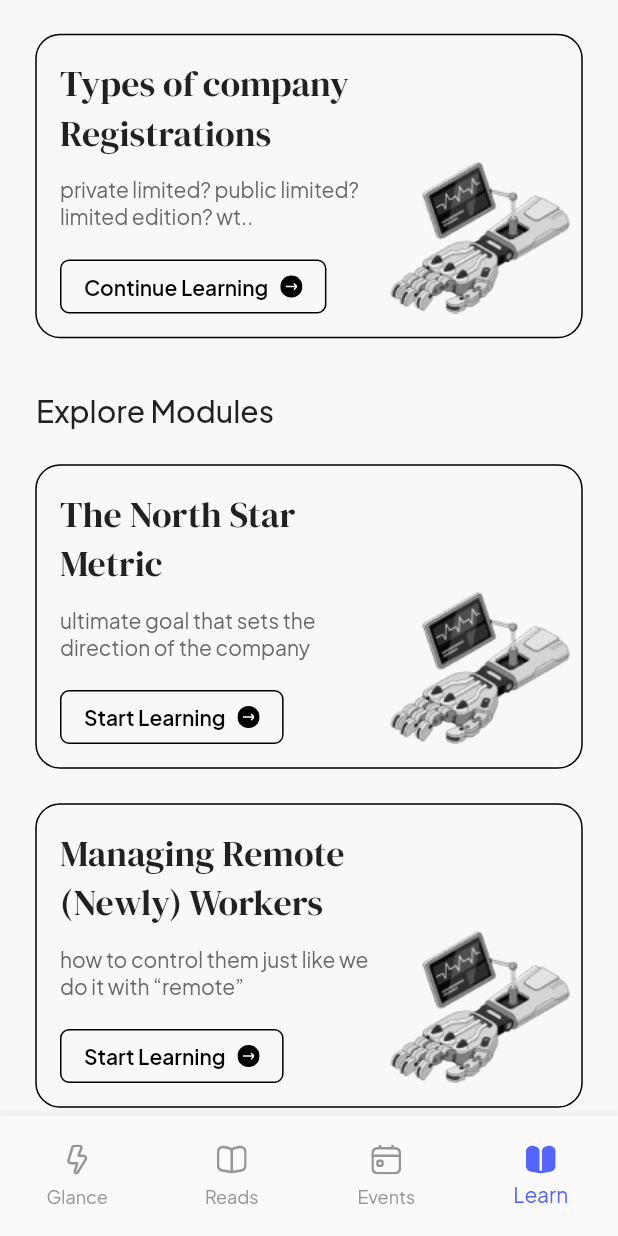
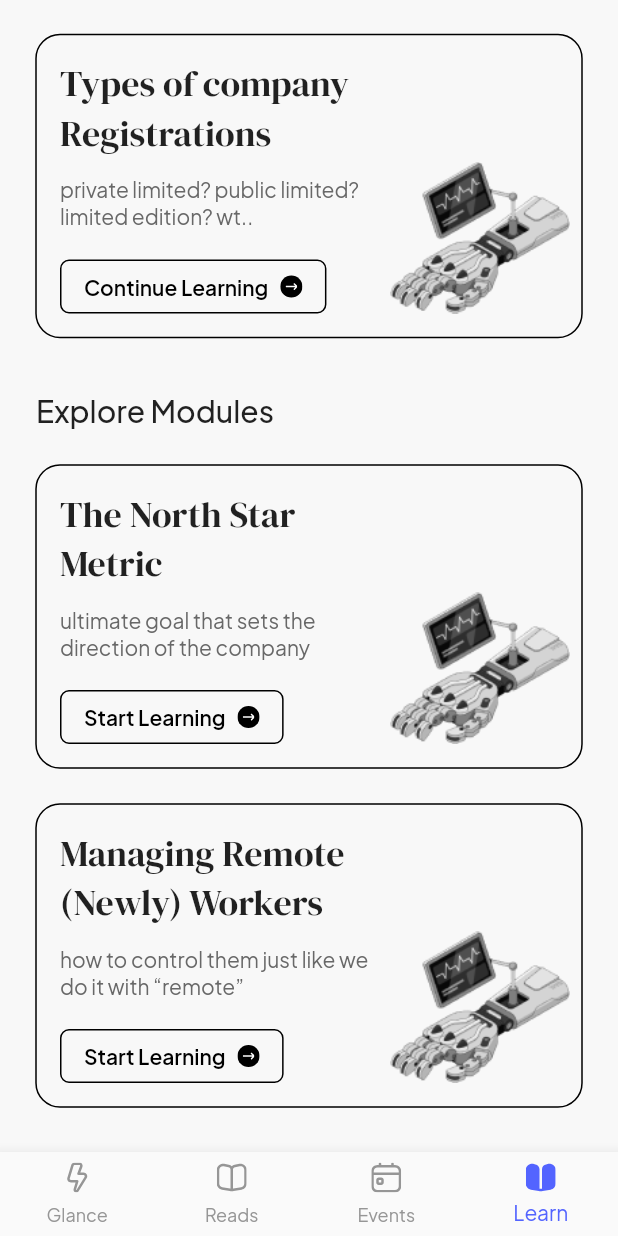
Before and after one commit to ijuice-20/spread, a Flutter app: the HomePage screen opened by its route, item 4 of the bottom bar chosen, scrolled down 576 dp, on a phone screen of 412 x 824 dp. Run offline on Flutter 3.47's test engine with Material 2 defaults, Android fonts, the light colour scheme and no system bars; our stand-ins replace cached_network_image, cloud_firestore, dotted_decoration, firebase_core, flutter_riverpod, flutter_svg and 4 more; accounts and stored records are empty; network calls fail.

Commit message:
fix: bottom navbar overflow

```diff
--- a/lib/features/reads/presentation/reads_card.dart
+++ b/lib/features/reads/presentation/reads_card.dart
@@ -252,7 +252,7 @@ class Publisher extends StatelessWidget {
             decoration: BoxDecoration(
               borderRadius: BorderRadius.circular(6),
               image: DecorationImage(
-                image: CachedNetworkImageProvider(readsData.profileImage),:
+                image: CachedNetworkImageProvider(readsData.profileImage),
                 fit: BoxFit.cover,
               ),
             ),
--- a/lib/home.dart
+++ b/lib/home.dart
@@ -36,9 +36,7 @@ class _HomePageState extends State<HomePage> {
       backgroundColor: const Color(
         0xFFF8F8F8,
       ),
-      bottomNavigationBar: SizedBox(
-        height: 80,
-        child: BottomNavigationBar(
+      bottomNavigationBar: BottomNavigationBar(
         type: BottomNavigationBarType.fixed,
         unselectedLabelStyle: plusJakartaSansRegular12,
         selectedLabelStyle: plusJakartaSansRegular14,
@@ -126,7 +124,6 @@ class _HomePageState extends State<HomePage> {
           ),
         ],
       ),
-      ),
       body: _widgetOptions[_selectedIndex],
     );
   }
```
Also changed, not shown: pubspec.lock, 5 other files. Lines whose indentation alone changed are shown as unchanged.
